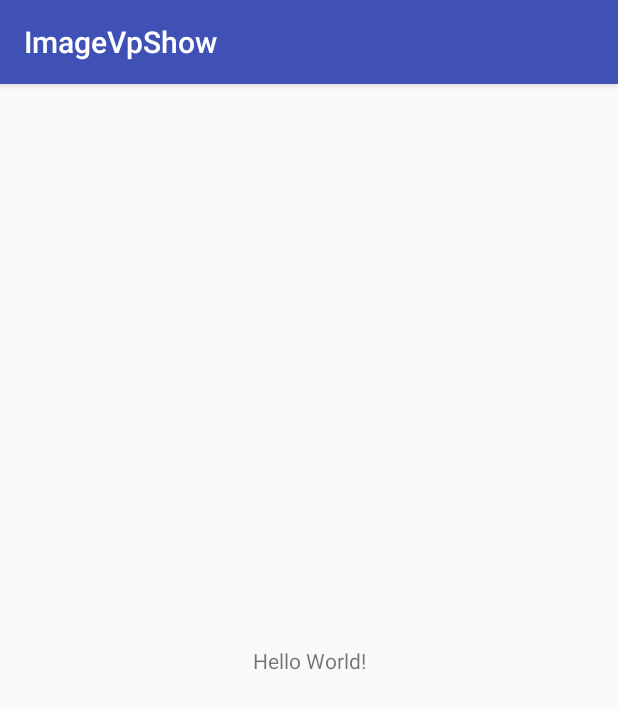
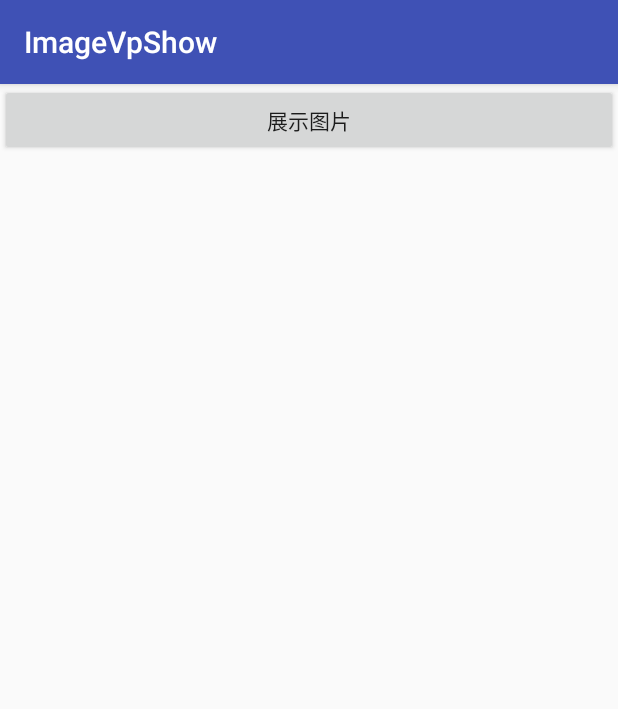
Before and after one commit to aiceking/ImageVpShow, an Android app: the screen it shows after launch (MainActivity), on a phone screen of 412 x 824 dp. Shown: the top 709 px of the screen. Run offline under Robolectric (Android 15) with nearby library versions, the phone set to English and light mode, and no system bars.

Commit message:
动画完成

```diff
--- a/app/src/main/java/com/android/imagevpshow/MainActivity.java
+++ b/app/src/main/java/com/android/imagevpshow/MainActivity.java
@@ -8,6 +8,7 @@ import android.support.v7.app.AppCompatActivity;
 import android.os.Bundle;
 import android.util.Log;
 import android.view.View;
+import android.widget.Button;
 import android.widget.TextView;
 
 import com.android.imageshowlibrary.ImageVpShowActivity;
@@ -18,13 +19,13 @@ import java.util.ArrayList;
 import java.util.List;
 
 public class MainActivity extends AppCompatActivity {
-private TextView tv;
+private Button btn;
     @Override
     protected void onCreate(Bundle savedInstanceState) {
         super.onCreate(savedInstanceState);
         setContentView(R.layout.activity_main);
-        tv=(TextView)findViewById(R.id.tv);
-        tv.setOnClickListener(new View.OnClickListener() {
+        btn=(Button) findViewById(R.id.btn);
+        btn.setOnClickListener(new View.OnClickListener() {
             @Override
             public void onClick(View view) {
                 Intent intent=new Intent(MainActivity.this, ImageVpShowActivity.class);
@@ -36,8 +37,7 @@ private TextView tv;
                         "http://old.bz55.com/uploads/allimg/140922/138-140922145121.jpg"));
                 list.add(new ImageVpModel(ImageVpType.Net,
                         "http://old.bz55.com/uploads/allimg/140922/138-140922145121-50.jpg"));
-                list.add(new ImageVpModel(ImageVpType.Net,
-                        "http://old.bz55.com/uploads/allimg/140922/138-140922145121.jpg"));
+
                 list.add(new ImageVpModel(ImageVpType.Net,
                         "http://old.bz55.com/uploads/allimg/140922/138-140922145122.jpg"));
                 list.add(new ImageVpModel(ImageVpType.Net,
@@ -55,23 +55,4 @@ private TextView tv;
         });
     }
 
-    public String getWifiName(Context context) {
-        String wifiName="";
-        WifiManager wifiMgr = (WifiManager) context.getSystemService(Context.WIFI_SERVICE);
-        int wifiState = wifiMgr.getWifiState();
-        WifiInfo info = wifiMgr.getConnectionInfo();
-        wifiName = info != null ? info.getSSID() : "";
-        return wifiName;
-    }
-    public  String getWifiIP(Context context) {
-        String ip = "";
-        WifiManager wifiManager = (WifiManager) context
-                .getSystemService(Context.WIFI_SERVICE);
-        if (wifiManager.isWifiEnabled()) {
-            WifiInfo wifiInfo = wifiManager.getConnectionInfo();
-            int i = wifiInfo.getIpAddress();
-            ip = (i & 0xFF) + "." + ((i >> 8) & 0xFF) + "." + ((i >> 16) & 0xFF) + "." + (i >> 24 & 0xFF);
-        }
-        return ip;
-    }
 }
--- a/app/src/main/res/layout/activity_main.xml
+++ b/app/src/main/res/layout/activity_main.xml
@@ -1,19 +1,18 @@
 <?xml version="1.0" encoding="utf-8"?>
-<android.support.constraint.ConstraintLayout xmlns:android="http://schemas.android.com/apk/res/android"
-    xmlns:app="http://schemas.android.com/apk/res-auto"
+<LinearLayout xmlns:android="http://schemas.android.com/apk/res/android"
     xmlns:tools="http://schemas.android.com/tools"
     android:layout_width="match_parent"
     android:layout_height="match_parent"
+    android:orientation="vertical"
     tools:context="com.android.imagevpshow.MainActivity">
 
-    <TextView
-        android:layout_width="wrap_content"
+    <Button
+        android:layout_width="match_parent"
         android:layout_height="wrap_content"
-        android:text="Hello World!"
-        android:id="@+id/tv"
-        app:layout_constraintBottom_toBottomOf="parent"
-        app:layout_constraintLeft_toLeftOf="parent"
-        app:layout_constraintRight_toRightOf="parent"
-        app:layout_constraintTop_toTopOf="parent" />
+        android:text="展示图片"
+        android:gravity="center"
+        android:id="@+id/btn"
+        android:padding="10dp"
+         />
 
-</android.support.constraint.ConstraintLayout>
+</LinearLayout>
--- a/app/src/main/res/values/styles.xml
+++ b/app/src/main/res/values/styles.xml
@@ -4,7 +4,7 @@
     <style name="AppTheme" parent="Theme.AppCompat.Light.DarkActionBar">
         <!-- Customize your theme here. -->
         <item name="colorPrimary">@color/colorPrimary</item>
-        <item name="colorPrimaryDark">@color/colorBlack</item>
+        <item name="colorPrimaryDark">@color/colorPrimaryDark</item>
         <item name="colorAccent">@color/colorAccent</item>
     </style>
 
--- a/imageshowlibrary/src/main/AndroidManifest.xml
+++ b/imageshowlibrary/src/main/AndroidManifest.xml
@@ -2,10 +2,11 @@
 <manifest xmlns:android="http://schemas.android.com/apk/res/android"
     package="com.android.imageshowlibrary">
 <uses-permission android:name="android.permission.INTERNET"></uses-permission>
-    <application>
+    <application
+        >
         <activity android:name=".ImageVpShowActivity"
-            android:theme="@android:style/Theme.Translucent.NoTitleBar"
             android:configChanges="orientation|keyboardHidden"
+            android:theme="@style/MyLibraryAppTheme"
             ></activity>
         <!--android:theme="@android:style/Theme.NoTitleBar.Fullscreen"-->
 
--- a/imageshowlibrary/src/main/java/com/android/imageshowlibrary/adapter/ImageViewPagerAdapter.java
+++ b/imageshowlibrary/src/main/java/com/android/imageshowlibrary/adapter/ImageViewPagerAdapter.java
@@ -44,7 +44,7 @@ public class ImageViewPagerAdapter extends PagerAdapter {
             image.setOnClickListener(new View.OnClickListener() {
                 @Override
                 public void onClick(View view) {
-                    ((ImageVpShowActivity)context).setExitSwichLayout();
+                    ((Activity)context).finish();
                 }
             });
             if (list.get(position).getImageVpType()== ImageVpType.Local){
--- /dev/null
+++ b/imageshowlibrary/src/main/res/anim/mylibrary_in_anim.xml
@@ -0,0 +1,7 @@
+<?xml version="1.0" encoding="utf-8"?>
+<set xmlns:android="http://schemas.android.com/apk/res/android"
+    >
+    <alpha android:fromAlpha="0"
+        android:toAlpha="1.0"
+        android:duration="400"/>
+</set>
--- /dev/null
+++ b/imageshowlibrary/src/main/res/anim/mylibrary_out_anim.xml
@@ -0,0 +1,7 @@
+<?xml version="1.0" encoding="utf-8"?>
+<set xmlns:android="http://schemas.android.com/apk/res/android"
+    >
+    <alpha android:fromAlpha="1.0"
+        android:toAlpha="0"
+        android:duration="400"/>
+</set>
--- a/imageshowlibrary/src/main/res/values/colors.xml
+++ b/imageshowlibrary/src/main/res/values/colors.xml
@@ -1,5 +1,9 @@
 <resources>
 
     <color name="black_overlay">#66000000</color>
-
+    <color name="library_colorPrimary">#3F51B5</color>
+    <color name="library_colorPrimaryDark">#303F9F</color>
+    <color name="library_colorAccent">#FF4081</color>
+    <color name="library_colorBlack">#000000</color>
+    <color name="library_transparent">#0000</color>
 </resources>
--- a/imageshowlibrary/src/main/res/values/styles.xml
+++ b/imageshowlibrary/src/main/res/values/styles.xml
@@ -1,15 +1,26 @@
 <resources>
-    <style name="AppTheme" parent="Theme.AppCompat.Light" />
 
-    <style name="FullscreenTheme" parent="AppTheme">
-        <item name="android:actionBarStyle">@style/FullscreenActionBarStyle</item>
-        <item name="android:windowActionBarOverlay">true</item>
-        <item name="android:windowBackground">@null</item>
-        <item name="metaButtonBarStyle">?android:attr/buttonBarStyle</item>
-        <item name="metaButtonBarButtonStyle">?android:attr/buttonBarButtonStyle</item>
+    <style name="MyLibraryAppTheme" parent="Theme.AppCompat.Light.NoActionBar">
+        <item name="android:windowBackground">@color/library_transparent</item>
+        <item name="android:windowNoTitle">true</item>
+        <item name="android:windowIsTranslucent">true</item>
+        <item name="colorPrimaryDark">@color/library_colorBlack</item>
+        <item name="android:windowAnimationStyle">@style/MyLibraryAnimation</item>
     </style>
-
-    <style name="FullscreenActionBarStyle" parent="Widget.AppCompat.ActionBar">
-        <item name="android:background">@color/black_overlay</item>
+    <style name="MyLibraryAnimation" parent="@android:style/Animation.Activity">
+        <item name="android:windowEnterAnimation">@anim/mylibrary_in_anim</item>
+        <item name="android:windowExitAnimation">@anim/mylibrary_out_anim</item>
+        <item name="android:activityOpenEnterAnimation">@null</item>
+        <item name="android:activityOpenExitAnimation">@null</item>
+        <item name="android:activityCloseEnterAnimation">@null</item>
+        <item name="android:activityCloseExitAnimation">@null</item>
+        <item name="android:taskOpenEnterAnimation">@null</item>
+        <item name="android:taskOpenExitAnimation">@null</item>
+        <item name="android:taskCloseEnterAnimation">@null</item>
+        <item name="android:taskCloseExitAnimation">@null</item>
+        <item name="android:taskToFrontEnterAnimation">@null</item>
+        <item name="android:taskToFrontExitAnimation">@null</item>
+        <item name="android:taskToBackEnterAnimation">@null</item>
+        <item name="android:taskToBackExitAnimation">@null</item>
     </style>
 </resources>
```
Also changed, not shown: imageshowlibrary/src/main/java/com/android/imageshowlibrary/ImageVpShowActivity.java (+8 -27 lines), imageshowlibrary/src/main/res/layout/activity_image_vp_show.xml (+26 -11 lines), imageshowlibrary/src/main/res/drawable/delete.png (deleted), 2 other files.
